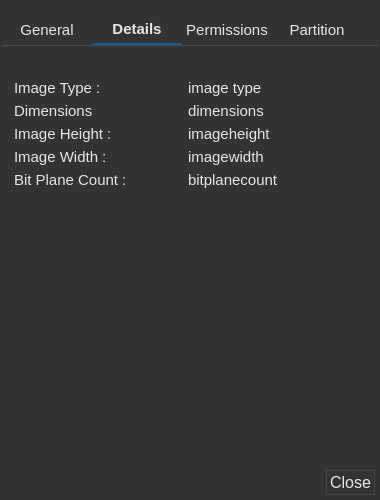
This is corefm/propertiesw.ui in rahmanshaber/corebox as Qt 5 draws it before an edit. The edited form follows.
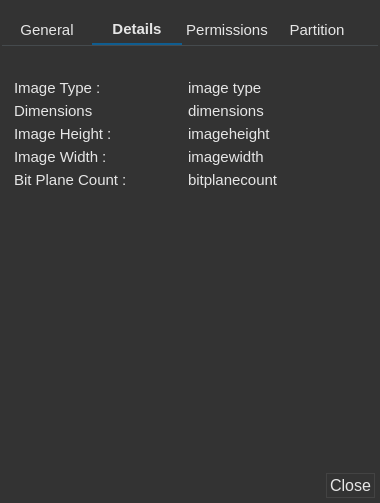
This is the edited form. The open tabs and pages were chosen to show the change. Icons and pictures are not drawn.

The edit to the form file:
```diff
--- a/corefm/propertiesw.ui
+++ b/corefm/propertiesw.ui
@@ -7,9 +7,15 @@
     <x>0</x>
     <y>0</y>
     <width>380</width>
-    <height>500</height>
+    <height>503</height>
    </rect>
   </property>
+  <property name="sizePolicy">
+   <sizepolicy hsizetype="Fixed" vsizetype="Fixed">
+    <horstretch>0</horstretch>
+    <verstretch>0</verstretch>
+   </sizepolicy>
+  </property>
   <property name="windowTitle">
    <string>Properties</string>
   </property>
@@ -575,17 +581,23 @@
         </widget>
        </item>
        <item>
-        <spacer name="verticalSpacer_3">
-         <property name="orientation">
-          <enum>Qt::Vertical</enum>
+        <widget class="QTextBrowser" name="tdetail">
+         <property name="autoFormatting">
+          <set>QTextEdit::AutoAll</set>
          </property>
-         <property name="sizeHint" stdset="0">
-          <size>
-           <width>20</width>
-           <height>245</height>
-          </size>
+         <property name="lineWrapMode">
+          <enum>QTextEdit::WidgetWidth</enum>
          </property>
-        </spacer>
+         <property name="lineWrapColumnOrWidth">
+          <number>356</number>
+         </property>
+         <property name="textInteractionFlags">
+          <set>Qt::NoTextInteraction</set>
+         </property>
+         <property name="openLinks">
+          <bool>false</bool>
+         </property>
+        </widget>
        </item>
       </layout>
      </widget>
```
Left out of the diff: 4 changed lines with no effect on the pictures.
